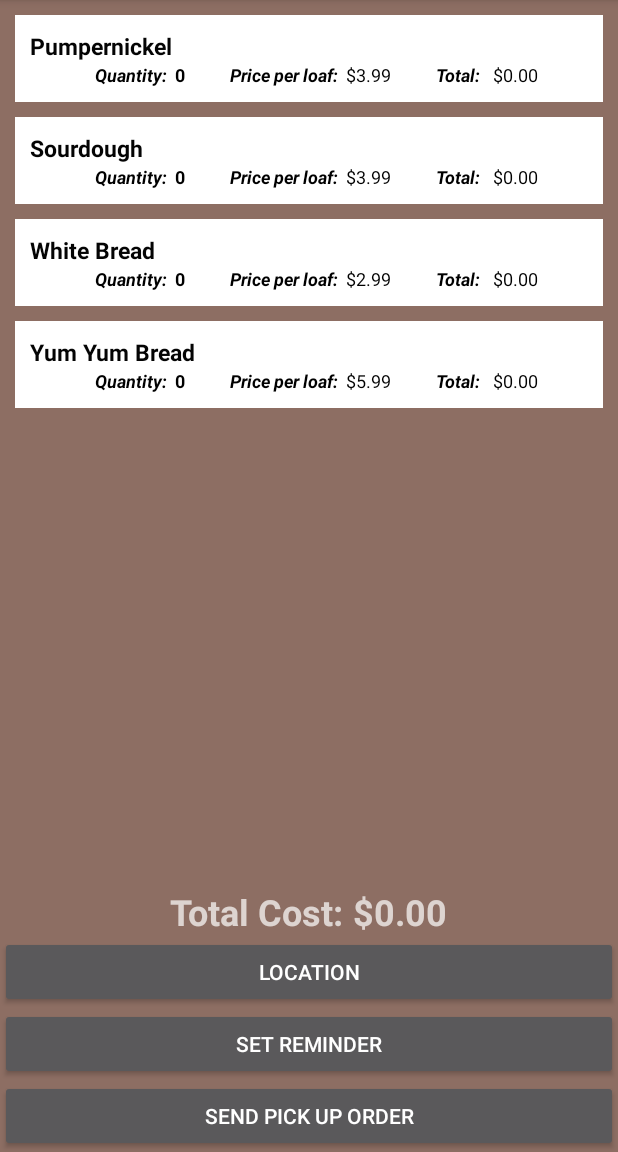
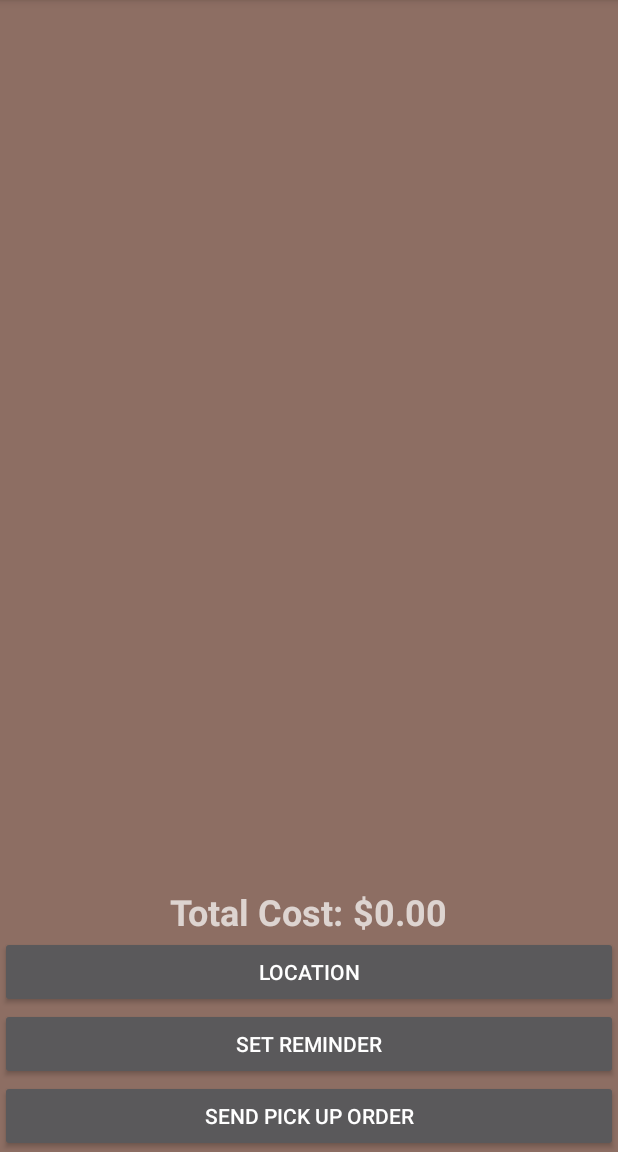
Before and after one commit to ColinLandry/ColinWill-BreadBoys, an Android app: the screen it shows after launch (MainActivity), in the side drawer, after a tap on "Checkout", on a phone screen of 412 x 824 dp, the part 84-1236 px from its top. Run offline under Robolectric (Android 15) with nearby library versions, the phone set to English and light mode, and no system bars.

Commit message:
Fixed checkout menu issue: * Would not display correct items with quantity * Fixed by changing CheckoutFragment CustomAdapter Loaf item from Loaf.getList * Created a method in Loaf to get all items with quantity

```diff
--- a/app/src/main/java/com/breadboys/willcolin/CheckoutFragment.java
+++ b/app/src/main/java/com/breadboys/willcolin/CheckoutFragment.java
@@ -41,6 +41,9 @@ public class CheckoutFragment extends Fragment {
     private String mParam1;
     private String mParam2;
     ListView list;
+
+    //Create cart list for checkout
+    ArrayList<Loaf> cartItems = Loaf.getItemsWithQuantity();
 
     Button orderBtn;
     Button calendarBtn;
@@ -138,19 +141,8 @@ public class CheckoutFragment extends Fragment {
 
         list = (ListView) view.findViewById(R.id.cartList);
 
-//        //Create cart list for checkout
-//        ArrayList<Loaf> cartItems = new ArrayList<Loaf>();
-//
-//        //Loop through loaf list
-//        for(int i = 0; i < Loaf.getList().size(); i++){
-//            //Check if quantity is 0, if not, add to checkout list
-//            if(Loaf.getList().get(i).getQuantity() != 0){
-//                cartItems.add(Loaf.getList().get(i));
-//            }
-//        }
-
         //Set adapter to custom adapter and pass cartItems
-        CustomAdapter adapter = new CustomAdapter(getContext(), Loaf.getList());
+        CustomAdapter adapter = new CustomAdapter(getContext(), cartItems);
         list.setAdapter(adapter);
 
         return view;
@@ -170,12 +162,12 @@ public class CheckoutFragment extends Fragment {
                         LayoutInflater.from(
                                 getContext()).inflate(R.layout.simple_loaf_view, parent, false);
             }
-            final Loaf item = Loaf.getList().get(position);
+            Loaf item = cartItems.get(position);
 
             TextView name = (TextView) convertView.findViewById(R.id.loafName);
             TextView price = (TextView) convertView.findViewById(R.id.price);
             TextView total = (TextView) convertView.findViewById(R.id.total);
-            final TextView quantity = (TextView) convertView.findViewById(R.id.quantity);
+            TextView quantity = (TextView) convertView.findViewById(R.id.quantity);
 
             total.setText(String.format(Locale.getDefault(), "$%.2f", (item.getPrice() * item.getQuantity())));
             price.setText(String.format(Locale.getDefault(), "$%.2f", item.getPrice()));
--- a/app/src/main/java/com/breadboys/willcolin/JavaBeans/Loaf.java
+++ b/app/src/main/java/com/breadboys/willcolin/JavaBeans/Loaf.java
@@ -90,16 +90,37 @@ public class Loaf {
             return;
         }
 
-        Loaf pumpernickel = new Loaf(R.drawable.resting, "Pumpernickel", "Mouthwatering dark brown round loaf, perfect for spinach dip.", 3.99);
-        loaves.add(pumpernickel);
+        Loaf white = new Loaf(R.drawable.whitebread_icon, "White Bread", "Classic white bleached wheat, fantastic for sandwiches", 1.99);
+        loaves.add(white);
 
-        Loaf sourdough = new Loaf(R.drawable.sourdough, "Sourdough", "Delicious light round loaf, perfect for parties", 3.99);
+        Loaf wholeWheat = new Loaf(R.drawable.wholewheat_icon, "Whole Wheat", "The healthier alternative to white bread", 3.99);
+        loaves.add(wholeWheat);
+
+        Loaf sourdough = new Loaf(R.drawable.sourdough_icon, "Sourdough", "Delicious light round loaf, perfect for parties", 3.99);
         loaves.add(sourdough);
 
-        Loaf white = new Loaf(R.drawable.mixing, "White Bread", "Classic white bleached wheat, fantastic for sandwiches", 2.99);
-        loaves.add(white);
+        Loaf garlicBread = new Loaf(R.drawable.garlic_icon, "Garlic Bread", "Our delicious white bread toasted to perfection with garlic butter and other herbs", 2.99);
+        loaves.add(garlicBread);
 
-        Loaf yumyum = new Loaf(R.drawable.knead, "Yum Yum Bread", "The yummiest bread around, only available at Bread Boys", 5.99);
+        Loaf baguette = new Loaf(R.drawable.baguette_icon, "White Baguette", "A long tasty baguette infused with flavour", 3.99);
+        loaves.add(baguette);
+
+        Loaf yumyum = new Loaf(R.drawable.yumyum_icon, "Yum Yum Bread", "The yummiest bread around, only available at Bread Boys", 5.99);
         loaves.add(yumyum);
     }
+
+    public static ArrayList<Loaf> getItemsWithQuantity(){
+        ArrayList<Loaf> tempList = new ArrayList<Loaf>();
+        //Loop through loaf list
+        for(int i = 0; i < Loaf.getList().size(); i++){
+            Loaf loaf = Loaf.getList().get(i);
+            //Check if quantity is 0, if not, add to checkout list
+            if(loaf.getQuantity() > 0){
+                tempList.add(loaf);
+                System.out.println(loaf.getName() + ": " + loaf.getQuantity());
+            }
+        }
+        System.out.println(tempList);
+        return tempList;
+    }
 }
```
Also changed, not shown: app/src/main/res/drawable/baguette_icon.jpg (added), app/src/main/res/drawable/garlic_icon.jpg (added), app/src/main/res/drawable/sourdough_icon.jpg (added), app/src/main/res/drawable/whitebread_icon.jpg (added), app/src/main/res/drawable/wholewheat_icon.jpg (added), app/src/main/res/drawable/yumyum_icon.jpg (added).
